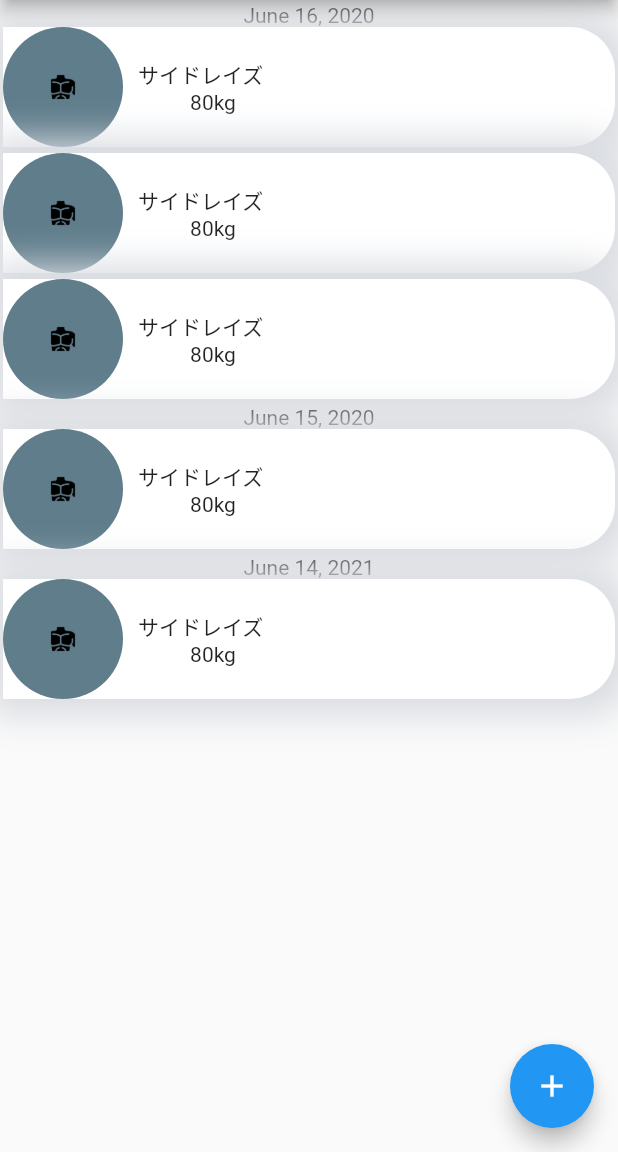
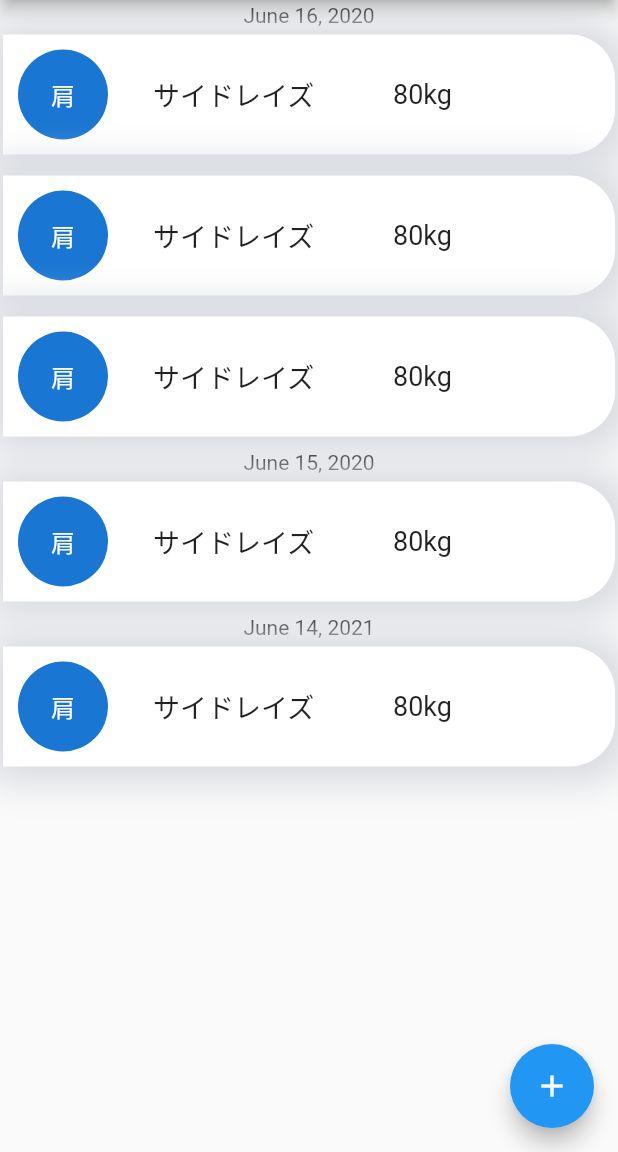
Before and after one commit to kohenro19/muscle_dairay_flutter_001, a Flutter app: the screen it shows after launch, on a phone screen of 412 x 824 dp, the part 84-1236 px from its top. Run offline on Flutter 3.47's test engine with Material 2 defaults, Android fonts, the phone set to English and light mode, and no system bars.

Commit message:
change the fontsize

```diff
--- a/lib/note_card.dart
+++ b/lib/note_card.dart
@@ -40,6 +40,7 @@ class _NotecardState extends State<Notecard> {
     //     );
     return Container(
           // borderRadius: const BorderRadius.all(Radius.circular(16.0)),
+        margin: const EdgeInsets.only(top: 5, bottom: 5),
         width: MediaQuery.of(context).size.width-2,
         height: 80,
         // color: Colors.red,
@@ -66,27 +67,30 @@ class _NotecardState extends State<Notecard> {
               children: <Widget>[
                 Row(
                   children: <Widget>[
+                    SizedBox(width: 10),
                     CircleAvatar(
-                      radius: 40,
-                      backgroundColor: Colors.blueGrey,
-                      child: Image.asset(
-                        "images/chest.png",
-                        width: 20,
-                        height: 20,
-                      ),
+                      radius: 30,
+                      child: Text("肩"),
                     ),
-                    SizedBox(width: 10),
+                    SizedBox(width: 30),
                   // Padding(
                   //   padding: EdgeInsets.only(top: 10, right: 20, bottom: 30, left: 40),
-                    Column(
+                    Row(
                       children: <Widget>[
                         Container(
                         // color: Colors.blue,
-                        width: 100,
-                        child: Text("サイドレイズ"),
+                        width: 120,
+                        child: Text("サイドレイズ",
+                          style: TextStyle(
+                          // fontWeight: FontWeight.bold,
+                          fontSize: 18,
+                          // color: Theme.of(context).primaryColor,
+                          ),
+                        ),
                       ),
+                      SizedBox(width: 40),
                       Container(
-                        child: Text("80kg"),
+                        child: Text("80kg", style: TextStyle(fontSize: 18),),
                       )
                       ]
                     ),
```
